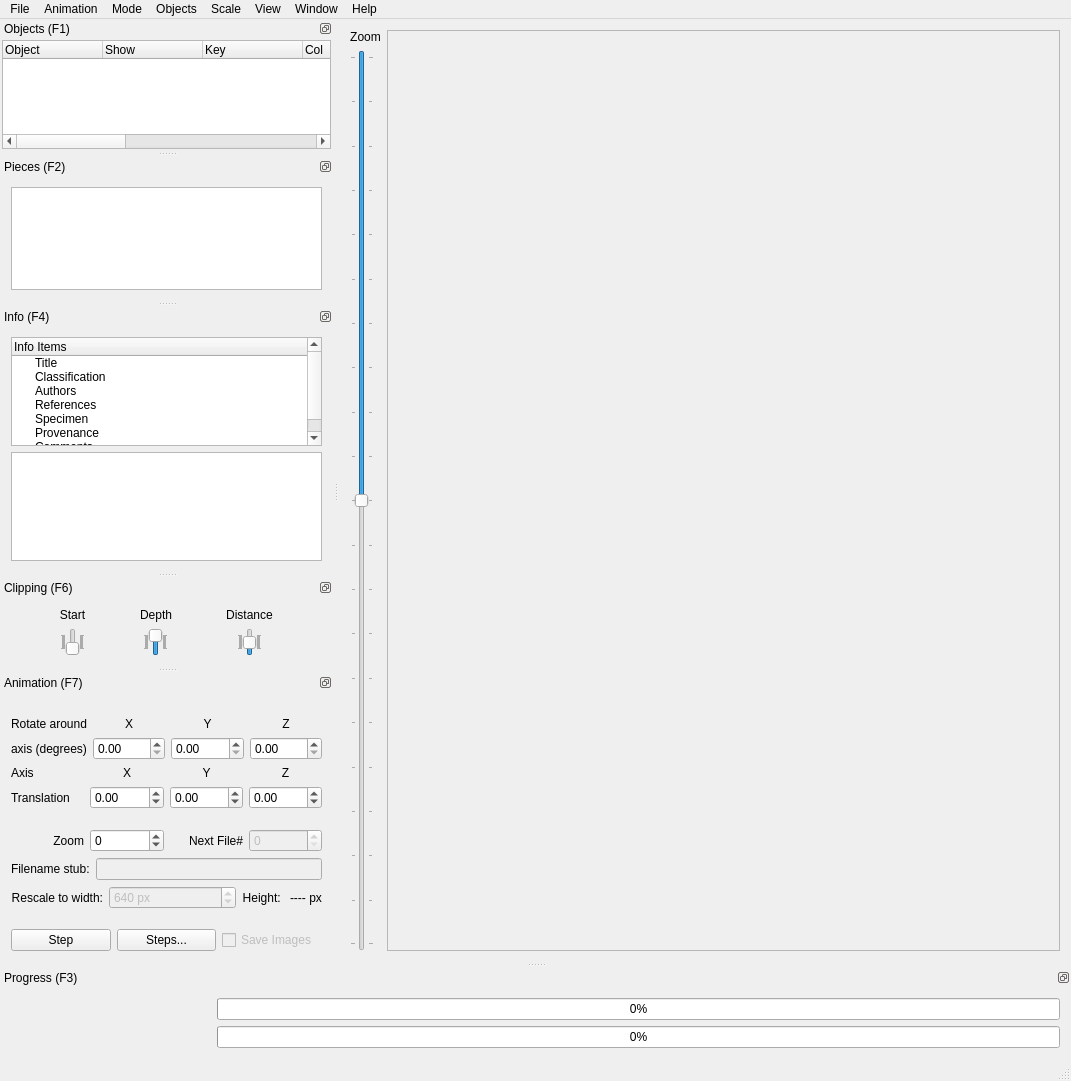
Before: the Qt Designer form SPIERSview/ui/mainwindow.ui in palaeoware/SPIERS, drawn with Qt 5.
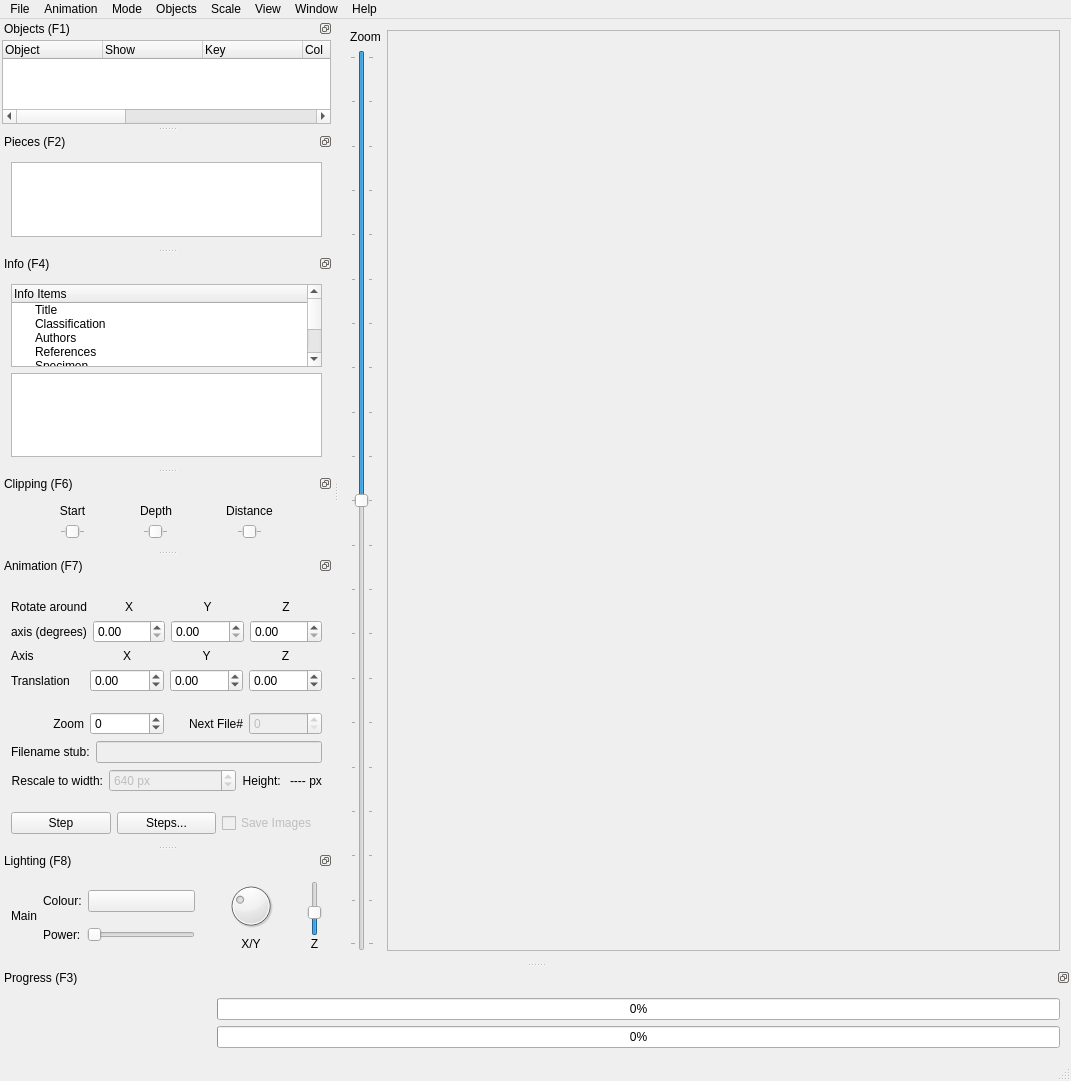
After: the same form once the commit is applied. Icons and pictures are not drawn.

Commit message: PBR shader, multi light done - starting on lighting UI

Patch:
```diff
--- a/SPIERSview/ui/mainwindow.ui
+++ b/SPIERSview/ui/mainwindow.ui
@@ -1092,6 +1092,156 @@
     </layout>
    </widget>
   </widget>
+  <widget class="QDockWidget" name="dockWidgetLighting">
+   <property name="features">
+    <set>QDockWidget::DockWidgetFeature::DockWidgetFloatable|QDockWidget::DockWidgetFeature::DockWidgetMovable</set>
+   </property>
+   <property name="windowTitle">
+    <string>Lighting (F8)</string>
+   </property>
+   <attribute name="dockWidgetArea">
+    <number>1</number>
+   </attribute>
+   <widget class="QWidget" name="dockWidgetContents_7">
+    <layout class="QVBoxLayout" name="verticalLayout_12">
+     <item>
+      <layout class="QHBoxLayout" name="horizontalLayout_11">
+       <item>
+        <widget class="QLabel" name="label_14">
+         <property name="text">
+          <string>Main</string>
+         </property>
+        </widget>
+       </item>
+       <item>
+        <layout class="QVBoxLayout" name="verticalLayout_15">
+         <item>
+          <layout class="QHBoxLayout" name="horizontalLayout_14">
+           <item>
+            <widget class="QLabel" name="label_18">
+             <property name="text">
+              <string>Colour:</string>
+             </property>
+            </widget>
+           </item>
+           <item>
+            <widget class="QPushButton" name="mainLightColourButton">
+             <property name="sizePolicy">
+              <sizepolicy hsizetype="Expanding" vsizetype="Fixed">
+               <horstretch>0</horstretch>
+               <verstretch>0</verstretch>
+              </sizepolicy>
+             </property>
+             <property name="text">
+              <string/>
+             </property>
+            </widget>
+           </item>
+          </layout>
+         </item>
+         <item>
+          <layout class="QHBoxLayout" name="horizontalLayout_12">
+           <item>
+            <widget class="QLabel" name="label_17">
+             <property name="text">
+              <string>Power:</string>
+             </property>
+            </widget>
+           </item>
+           <item>
+            <widget class="QSlider" name="horizontalSlider">
+             <property name="maximum">
+              <number>10</number>
+             </property>
+             <property name="orientation">
+              <enum>Qt::Orientation::Horizontal</enum>
+             </property>
+            </widget>
+           </item>
+          </layout>
+         </item>
+        </layout>
+       </item>
+       <item>
+        <layout class="QVBoxLayout" name="verticalLayout_14">
+         <item>
+          <widget class="QDial" name="dialMainLightXY">
+           <property name="maximum">
+            <number>360</number>
+           </property>
+           <property name="singleStep">
+            <number>10</number>
+           </property>
+           <property name="pageStep">
+            <number>60</number>
+           </property>
+           <property name="value">
+            <number>120</number>
+           </property>
+           <property name="sliderPosition">
+            <number>120</number>
+           </property>
+           <property name="orientation">
+            <enum>Qt::Orientation::Horizontal</enum>
+           </property>
+           <property name="wrapping">
+            <bool>true</bool>
+           </property>
+          </widget>
+         </item>
+         <item>
+          <widget class="QLabel" name="label_16">
+           <property name="text">
+            <string>X/Y</string>
+           </property>
+           <property name="alignment">
+            <set>Qt::AlignmentFlag::AlignCenter</set>
+           </property>
+          </widget>
+         </item>
+        </layout>
+       </item>
+       <item>
+        <layout class="QVBoxLayout" name="verticalLayout_13">
+         <property name="spacing">
+          <number>1</number>
+         </property>
+         <item>
+          <widget class="QSlider" name="verticalSlider">
+           <property name="minimum">
+            <number>-50</number>
+           </property>
+           <property name="maximum">
+            <number>50</number>
+           </property>
+           <property name="singleStep">
+            <number>5</number>
+           </property>
+           <property name="value">
+            <number>-10</number>
+           </property>
+           <property name="orientation">
+            <enum>Qt::Orientation::Vertical</enum>
+           </property>
+          </widget>
+         </item>
+         <item>
+          <widget class="QLabel" name="label_15">
+           <property name="text">
+            <string>Z</string>
+           </property>
+           <property name="alignment">
+            <set>Qt::AlignmentFlag::AlignCenter</set>
+           </property>
+          </widget>
+         </item>
+        </layout>
+       </item>
+      </layout>
+     </item>
+    </layout>
+   </widget>
+  </widget>
   <action name="actionSave_Changes">
    <property name="enabled">
     <bool>false</bool>
```
Left out of the diff: 191 changed lines with no effect on the pictures. The commit also changes 15 other files.
